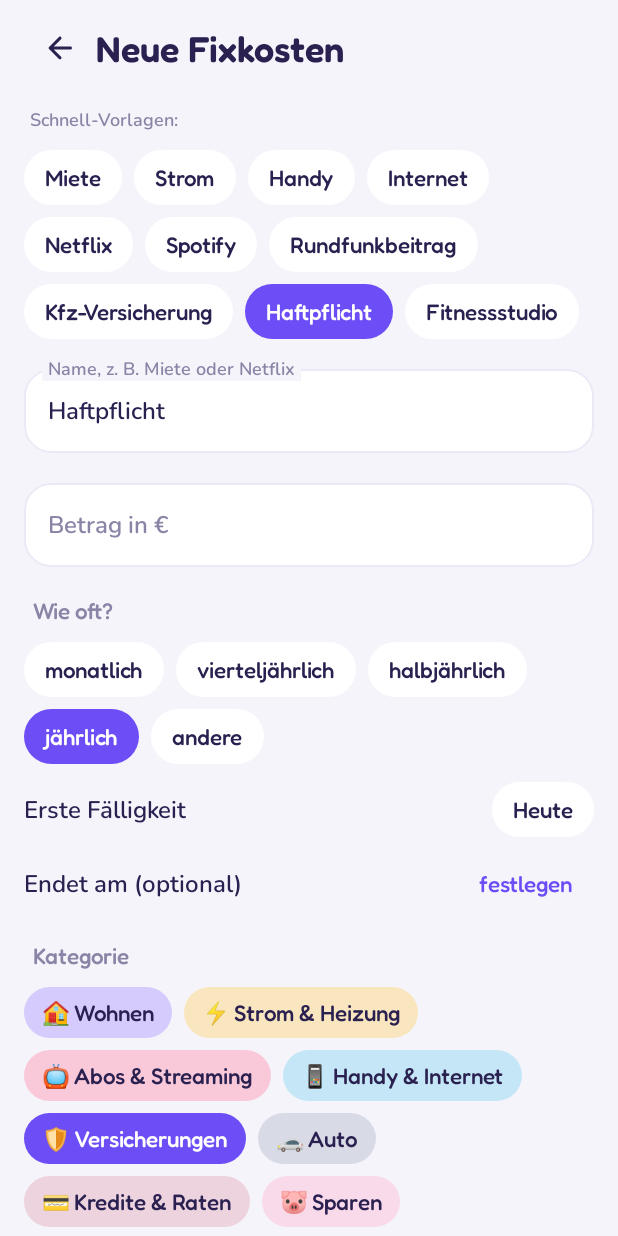
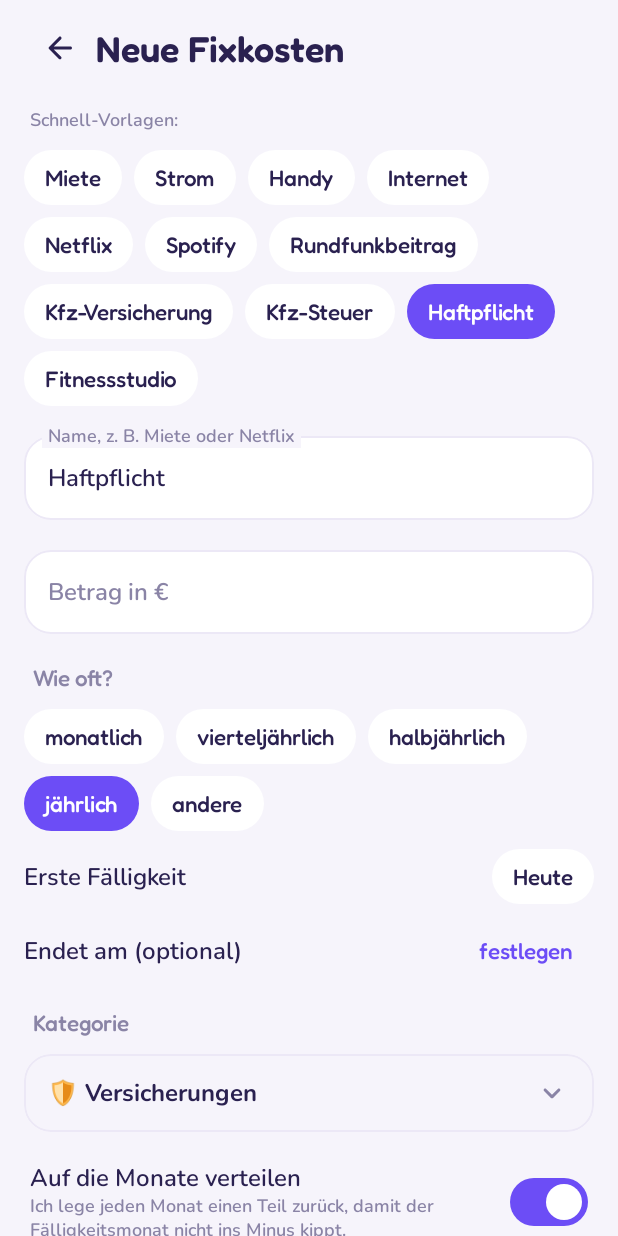
Before and after one commit to Glenn-Dandy/Cashdy, an Android app built with Jetpack Compose: the composable RecurringEditScreen called with empty values, after a tap on "Haftpflicht", on a phone screen of 412 x 824 dp. Run offline under Robolectric (Android 15) with nearby library versions, the phone set to English and light mode, and no system bars; 1 other tap on this screen came first.

Commit message:
Monatsstart Anfang/Mitte/Ende/Datum, Kategorie als breite Auswahlliste, Mehr aufgeräumt, Kfz-Steuer
Co-Authored-By: Claude Opus 5.5 <noreply@anthropic.com>

```diff
--- a/app/src/main/java/de/kewl/cashdy/data/Store.kt
+++ b/app/src/main/java/de/kewl/cashdy/data/Store.kt
@@ -82,7 +82,10 @@ object Store {
     private fun migrate(d: AppData): AppData {
         val have = d.categories.map { it.id }.toSet()
         val missing = DefaultCategories.all.filter { it.id !in have }
-        return if (missing.isEmpty()) d else d.copy(categories = d.categories + missing)
+        val withCats = if (missing.isEmpty()) d else d.copy(categories = d.categories + missing)
+        // „Wenn Gehalt kommt“ gibt es nicht mehr: wird zum festen Tag am Gehaltstag.
+        return if (withCats.settings.periodMode != PeriodMode.INCOME) withCats
+        else withCats.copy(settings = withCats.settings.copy(periodMode = PeriodMode.FIXED_DAY, periodStarts = emptyList()))
     }
 
     fun newId(): String = UUID.randomUUID().toString()
--- a/app/src/main/java/de/kewl/cashdy/ui/components/Common.kt
+++ b/app/src/main/java/de/kewl/cashdy/ui/components/Common.kt
@@ -28,6 +28,8 @@ import androidx.compose.material.icons.rounded.Close
 import androidx.compose.material.icons.rounded.KeyboardArrowDown
 import androidx.compose.material.icons.rounded.KeyboardArrowUp
 import androidx.compose.material.icons.rounded.Search
+import androidx.compose.material3.DropdownMenu
+import androidx.compose.material3.DropdownMenuItem
 import androidx.compose.material3.HorizontalDivider
 import androidx.compose.material3.Icon
 import androidx.compose.material3.IconButton
@@ -39,7 +41,14 @@ import androidx.compose.runtime.Composable
 import androidx.compose.runtime.CompositionLocalProvider
 import androidx.compose.runtime.LaunchedEffect
 import androidx.compose.runtime.compositionLocalOf
+import androidx.compose.runtime.getValue
+import androidx.compose.runtime.mutableIntStateOf
+import androidx.compose.runtime.mutableStateOf
 import androidx.compose.runtime.remember
+import androidx.compose.runtime.setValue
+import androidx.compose.ui.layout.onSizeChanged
+import androidx.compose.ui.platform.LocalDensity
+import androidx.compose.foundation.layout.heightIn
 import androidx.compose.ui.Alignment
 import androidx.compose.ui.Modifier
 import androidx.compose.ui.draw.clip
@@ -433,3 +442,34 @@ fun Confetti(trigger: Any, modifier: Modifier = Modifier) {
         }
     }
 }
+
+/**
+ * Kategorie-Auswahl als Klappliste, so breit wie das Feld, an dem sie hängt.
+ * [anchor] bekommt die Funktion zum Aufklappen.
+ */
+@Composable
+fun CategoryDropdown(
+    cats: List<Category>,
+    onPick: (Category) -> Unit,
+    modifier: Modifier = Modifier,
+    anchor: @Composable (open: () -> Unit) -> Unit,
+) {
+    val c = C.colors
+    var open by remember { mutableStateOf(false) }
+    var width by remember { mutableIntStateOf(0) }
+    val density = LocalDensity.current
+    Box(modifier.onSizeChanged { width = it.width }) {
+        anchor { open = true }
+        DropdownMenu(
+            open, { open = false }, containerColor = c.surface,
+            modifier = Modifier.width(with(density) { width.toDp() }).heightIn(max = 360.dp),
+        ) {
+            cats.forEach { ct ->
+                DropdownMenuItem(
+                    text = { Text("${ct.emoji}  ${ct.name}", style = MaterialTheme.typography.bodyLarge, color = c.fg) },
+                    onClick = { open = false; onPick(ct) },
+                )
+            }
+        }
+    }
+}
--- a/app/src/main/java/de/kewl/cashdy/ui/screens/HelpScreen.kt
+++ b/app/src/main/java/de/kewl/cashdy/ui/screens/HelpScreen.kt
@@ -67,9 +67,9 @@ fun HelpScreen() {
                         "Deshalb lässt sich der Schalter beim ersten Mal nicht umlegen, und Play Protect meldet, dass der Zugriff verweigert wurde. So geht es trotzdem:"
                 )
                 Step(1, "Tippe auf „Zugriff öffnen“ und versuch, Cashdy einzuschalten. Die Meldung „Eingeschränkte Einstellung“ einfach schließen.")
-                Step(2, "Tippe auf „App-Infos öffnen“. Oben rechts das Menü mit den drei Punkten öffnen und „Eingeschränkte Einstellungen zulassen“ wählen.")
+                Step(2, "Tippe auf „App-Infos öffnen“. Oben rechts das Menü mit den drei Punkten öffnen und „Eingeschränkte Einstellungen zulassen“ wählen. Siehst du keine drei Punkte? Dann App-Infos ganz schließen, Schritt 1 noch einmal versuchen und App-Infos neu öffnen. Manchmal braucht Android dafür ein paar Anläufe.")
                 Step(3, "Noch einmal „Zugriff öffnen“ und Cashdy einschalten. Jetzt klappt es.")
-                Para("Der Menüpunkt in Schritt 2 erscheint erst, nachdem du Schritt 1 einmal versucht hast. Cashdy liest nur die Apps, die du unter Zahlungserkennung freigibst, und schickt nichts ins Internet.")
+                Para("Der Menüpunkt in Schritt 2 erscheint erst, nachdem du Schritt 1 einmal versucht hast, und nur auf frisch geöffneten App-Infos. Cashdy liest nur die Apps, die du unter Zahlungserkennung freigibst, und schickt nichts ins Internet.")
                 Row(horizontalArrangement = Arrangement.spacedBy(4.dp)) {
                     TextButtonSoft("Zugriff öffnen", { openListenerSettings(ctx) })
                     TextButtonSoft("App-Infos öffnen", { openAppInfo(ctx) })
@@ -106,7 +106,7 @@ fun HelpScreen() {
             }
             GroupDivider()
             Topic("Kontoauszug einlesen", open == 5, { open = if (open == 5) -1 else 5 }) {
-                Para("Lade bei DKB oder PayPal die Umsätze als CSV-Datei herunter und öffne sie mit Cashdy (Mehr › Kontoauszug importieren). Ich erkenne doppelte Einträge und schlage dir regelmäßige Zahlungen als Fixkosten vor.")
+                Para("Lade bei DKB oder PayPal die Umsätze als CSV-Datei herunter und öffne sie mit Cashdy (unter „Fest“ auf Plus tippen, dann „Aus Kontoauszug finden“). Ich erkenne doppelte Einträge und schlage dir regelmäßige Zahlungen als Fixkosten vor.")
             }
         }
         Spacer(Modifier.height(40.dp))
--- a/app/src/main/java/de/kewl/cashdy/ui/screens/RecurringEditScreen.kt
+++ b/app/src/main/java/de/kewl/cashdy/ui/screens/RecurringEditScreen.kt
@@ -1,6 +1,13 @@
 package de.kewl.cashdy.ui.screens
 
 import androidx.compose.foundation.background
+import androidx.compose.foundation.border
+import androidx.compose.foundation.layout.heightIn
+import androidx.compose.material.icons.Icons
+import androidx.compose.material.icons.rounded.KeyboardArrowDown
+import androidx.compose.material3.Icon
+import de.kewl.cashdy.ui.components.CategoryDropdown
+import de.kewl.cashdy.ui.components.RowTitle
 import androidx.compose.foundation.clickable
 import androidx.compose.foundation.layout.Arrangement
 import androidx.compose.foundation.layout.Column
@@ -146,26 +153,23 @@ fun RecurringEditScreen(id: String?, incomeDefault: Boolean) {
         if (loan) Hint("Beide Daten stehen in deinem Kreditvertrag. Ungefähr reicht. Dann zeige ich dir, wie viele Raten noch fehlen, und nach der letzten ist die Rate von selbst weg.")
 
         SectionTitle("Kategorie")
-        FlowRow(horizontalArrangement = Arrangement.spacedBy(8.dp), verticalArrangement = Arrangement.spacedBy(8.dp)) {
-            d.categories.filter { it.type == if (income) CategoryType.INCOME else CategoryType.EXPENSE }
-                .filter { it.id != DefaultCategories.CASH_UNKNOWN }
-                .sortedByDescending { it.fixed }
-                .forEach { cat ->
-                    val sel = cat.id == categoryId
-                    Text(
-                        "${cat.emoji} ${cat.name}",
-                        Modifier.clip(RoundedCornerShape(50)).background(if (sel) c.primary else categoryTint(cat, c.dark))
-                            .clickable { categoryId = cat.id }.padding(horizontal = 12.dp, vertical = 8.dp),
-                        style = MaterialTheme.typography.labelLarge, color = if (sel) c.onPrimary else c.fg,
-                    )
-                }
+        val cats = d.categories.filter { it.type == if (income) CategoryType.INCOME else CategoryType.EXPENSE }
+            .filter { it.id != DefaultCategories.CASH_UNKNOWN }
+            .sortedByDescending { it.fixed }
+        val cat = cats.firstOrNull { it.id == categoryId }
+        CategoryDropdown(cats, { categoryId = it.id }, Modifier.fillMaxWidth()) { open ->
+            Row(
+                Modifier.fillMaxWidth().clip(RoundedCornerShape(18.dp)).border(1.dp, c.line, RoundedCornerShape(18.dp))
+                    .clickable(onClick = open).heightIn(min = 52.dp).padding(horizontal = 16.dp),
+                verticalAlignment = Alignment.CenterVertically,
+            ) {
+                Text(cat?.let { "${it.emoji} ${it.name}" } ?: "Kategorie wählen", style = RowTitle, color = if (cat == null) c.muted else c.fg, modifier = Modifier.weight(1f))
+                Icon(Icons.Rounded.KeyboardArrowDown, null, tint = c.muted)
+            }
         }
 
         if (!income && interval > 1) {
             SettingSwitch("Auf die Monate verteilen", "Ich lege jeden Monat ${amountPerMonth(amount, interval)} zurück, damit der Fälligkeitsmonat nicht ins Minus kippt.", spread) { spread = it; spreadTouched = true }
-        }
-        if (income) {
-            SettingSwitch("Das ist mein Gehalt", "Im Modus „ab Geldeingang“ beginnt damit dein neuer Monat.", salary) { salary = it }
         }
 
         if (existing != null) {
@@ -294,6 +298,7 @@ private val templates = listOf(
     Template("Spotify", DefaultCategories.SUBS, 1),
     Template("Rundfunkbeitrag", DefaultCategories.SUBS, 3, 5508),
     Template("Kfz-Versicherung", DefaultCategories.INSURANCE, 12),
+    Template("Kfz-Steuer", DefaultCategories.CAR, 12),
     Template("Haftpflicht", DefaultCategories.INSURANCE, 12),
     Template("Fitnessstudio", DefaultCategories.FUN, 1),
 )
```
Also changed, not shown: app/src/main/java/de/kewl/cashdy/ui/components/MonthStart.kt (added, +73 -0 lines), app/src/main/java/de/kewl/cashdy/ui/screens/AddSheet.kt (+4 -14 lines), app/src/main/java/de/kewl/cashdy/ui/screens/MoreScreen.kt (+4 -14 lines), app/src/main/java/de/kewl/cashdy/ui/screens/OnboardingScreen.kt (+10 -16 lines), app/src/main/java/de/kewl/cashdy/ui/screens/SettingsScreen.kt (+5 -28 lines), 1 other file.
